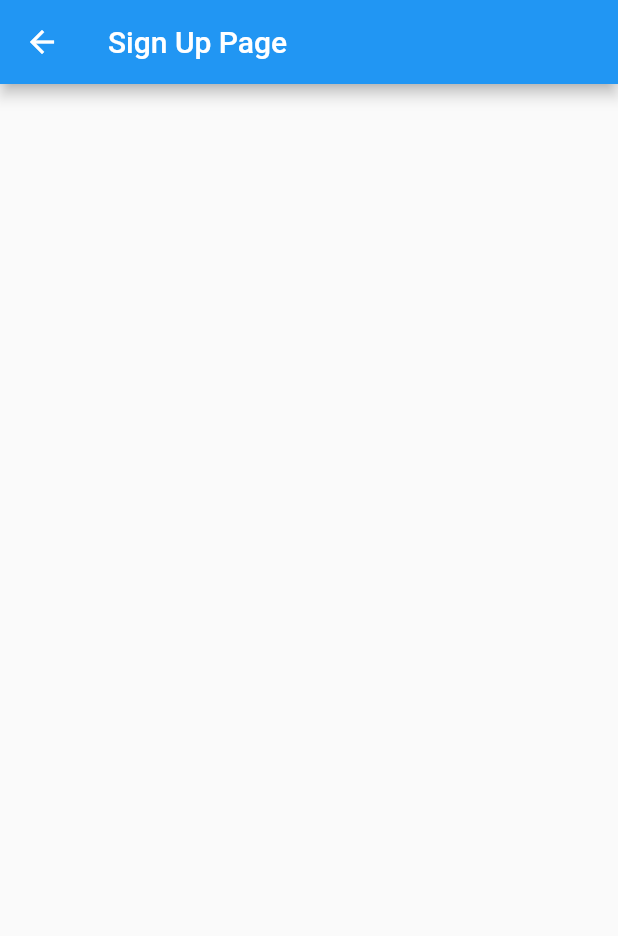
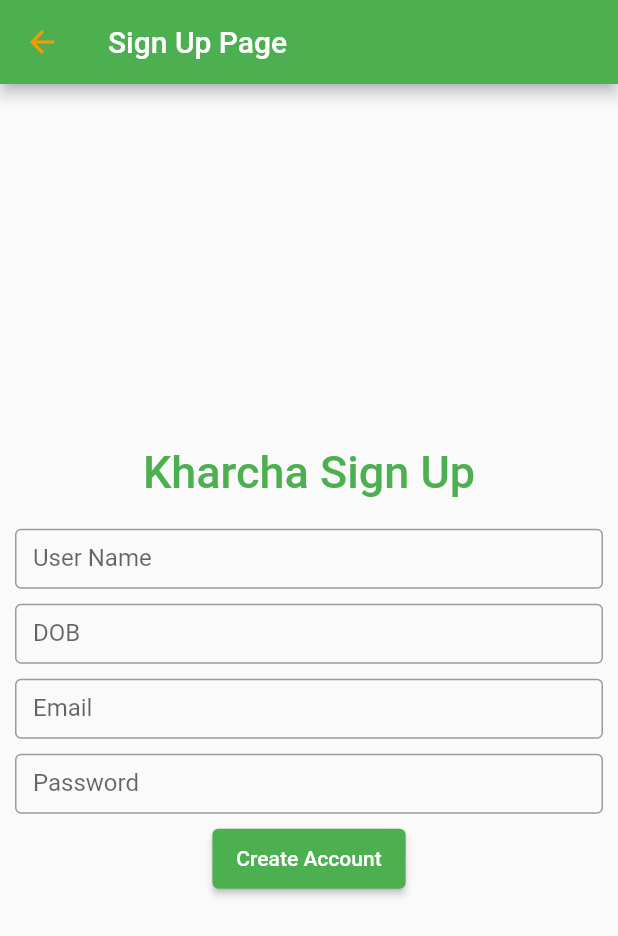
Before and after one commit to bikraj2/Kharcha, a Flutter app: the screen it shows after launch, after a tap on "Sign Up", on a phone screen of 412 x 824 dp. Shown: the top 936 px of the screen. Run offline on Flutter 3.47's test engine with Material 2 defaults, Android fonts, the phone set to English and light mode, and no system bars.

Commit message:
sign up page added

```diff
--- a/lib/main.dart
+++ b/lib/main.dart
@@ -126,7 +126,7 @@ class _MyStatefulWidgetState extends State<MyStatefulWidget> {
                       context,
                       MaterialPageRoute(
                         builder: (BuildContext context) {
-                          return SignUp();
+                          return SignUpApp();
                         },
                       ),
                     );
--- a/lib/signup.dart
+++ b/lib/signup.dart
@@ -1,18 +1,119 @@
+import 'package:demo2/home.dart';
 import 'package:flutter/material.dart';
 import 'main.dart';
 
+class SignUpApp extends StatelessWidget {
+  static const String _title = 'Sign Up Page';
+
+  @override
+  Widget build(BuildContext context) {
+    return MaterialApp(
+      debugShowCheckedModeBanner: false,
+      title: _title,
+      home: Scaffold(
+        appBar: AppBar(
+          title: const Text(_title),
+          automaticallyImplyLeading: false,
+          leading: IconButton(
+          icon:  Icon(Icons.arrow_back, color: Colors.orange),
+          onPressed: () => Navigator.of(context).pop(),
+          ),
+          backgroundColor: Colors.green,
+        ),
+        body: const SignUp(),
+      ),
+    );
+  }
+}
+
 class SignUp extends StatefulWidget {
-  SignUp({Key? key}) : super(key: key);
+  const SignUp({Key? key}) : super(key: key);
 
   @override
   State<SignUp> createState() => SignUpState();
 }
 
 class SignUpState extends State<SignUp> {
+  TextEditingController nameController = TextEditingController();
+  TextEditingController passwordController = TextEditingController();
   @override
   Widget build(BuildContext context) {
     return Scaffold(
-      appBar: AppBar(title: Text("Sign Up Page")),
-    );
+        body: Column(
+      mainAxisAlignment: MainAxisAlignment.center,
+      children: <Widget>[
+        Container(
+            alignment: Alignment.center,
+            padding: const EdgeInsets.all(10),
+            child: const Text(
+              'Kharcha Sign Up',
+              style: TextStyle(
+                  color: Colors.green,
+                  fontWeight: FontWeight.w500,
+                  fontSize: 30),
+            )),
+        Container(
+          height: 50,
+          padding: EdgeInsets.fromLTRB(10, 10, 10, 0),
+          child: TextField(
+            controller: nameController,
+            decoration: const InputDecoration(
+              border: OutlineInputBorder(),
+              labelText: 'User Name',
+            ),
+          ),
+        ),
+        Container(
+          height: 50,
+          padding: EdgeInsets.fromLTRB(10, 10, 10, 0),
+          child: TextField(
+            controller: nameController,
+            decoration: const InputDecoration(
+              border: OutlineInputBorder(),
+              labelText: 'DOB',
+            ),
+          ),
+        ),
+        Container(
+          height: 50,
+          padding: EdgeInsets.fromLTRB(10, 10, 10, 0),
+          child: TextField(
+            controller: nameController,
+            decoration: const InputDecoration(
+              border: OutlineInputBorder(),
+              labelText: 'Email',
+            ),
+          ),
+        ),
+        Container(
+          height: 50,
+          padding: EdgeInsets.fromLTRB(10, 10, 10, 0),
+          child: TextField(
+            controller: nameController,
+            decoration: const InputDecoration(
+                border: OutlineInputBorder(), labelText: 'Password'),
+          ),
+        ),
+        Container(
+            height: 50,
+            padding: const EdgeInsets.fromLTRB(10, 10, 10, 0),
+            child: ElevatedButton(
+              child: const Text('Create Account'),
+              onPressed: () {
+                Navigator.push(
+                  context,
+                  MaterialPageRoute(
+                    builder: (BuildContext context) {
+                      return HomeScreen();
+                    },
+                  ),
+                );
+              },
+              style: ElevatedButton.styleFrom(
+                primary: Colors.green,
+              ),
+            )),
+      ],
+    ));
   }
 }
```
